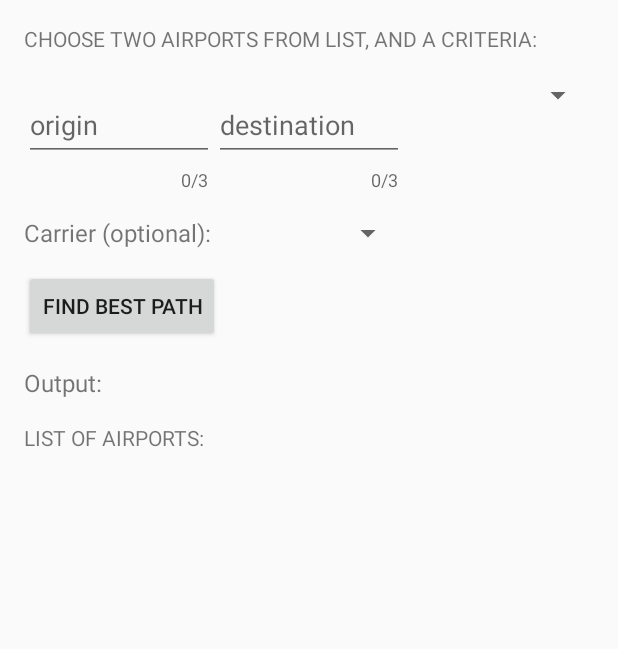
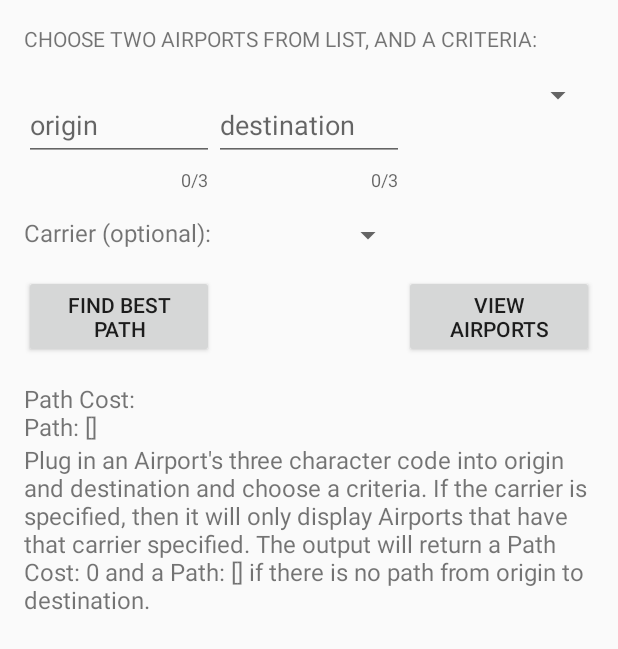
Before and after one commit to Kevin801/ExampleProject, an Android app: the layout activity_main.xml on its own in the app's theme, with its tools: preview values and no code run, on a phone screen of 412 x 824 dp. Shown: the top 649 px of the screen. Run offline under Robolectric (Android 15) with nearby library versions, the phone set to English and light mode, and no system bars.

Commit message:
Added button to view entire List of Airports
-Added list of Airports and their description on the same line. This
will allow the user to look at Airport's code, and the actual name of
the airport.

-Add a search bar in Airport List page, so the user can search up an
 airport code.

-Add progress bar when loading for finding best path.

```diff
--- a/app/src/main/res/layout/activity_main.xml
+++ b/app/src/main/res/layout/activity_main.xml
@@ -1,13 +1,17 @@
 <?xml version="1.0" encoding="utf-8"?>
+<ScrollView xmlns:android="http://schemas.android.com/apk/res/android"
+    android:layout_width="match_parent"
+    android:layout_height="match_parent">
+
     <android.widget.LinearLayout xmlns:android="http://schemas.android.com/apk/res/android"
         xmlns:app="http://schemas.android.com/apk/res-auto"
         xmlns:tools="http://schemas.android.com/tools"
         android:layout_width="match_parent"
         android:layout_height="match_parent"
+        android:focusableInTouchMode="true"
         android:orientation="vertical"
         android:padding="16dp"
-    tools:context="com.example.android.flightoptimizer.MainActivity"
-    android:focusableInTouchMode="true">
+        tools:context="com.kevin801.flightproject.MainActivity">
 
         <TextView
             android:id="@+id/header_string"
@@ -15,8 +19,7 @@
             android:layout_height="wrap_content"
             android:layout_marginBottom="16dp"
             android:text="Choose two airports from list, and a criteria:"
-        android:textAllCaps="true"
-        />
+            android:textAllCaps="true" />
 
         <LinearLayout
             android:id="@+id/user_input"
@@ -32,14 +35,16 @@
                 android:layout_height="wrap_content"
                 android:layout_weight="1"
                 app:counterEnabled="true"
-            app:counterMaxLength="3" >
+                app:counterMaxLength="3">
 
                 <AutoCompleteTextView
                     android:id="@+id/user_input_origin"
                     android:layout_width="match_parent"
                     android:layout_height="match_parent"
                     android:hint="@string/origin"
-                android:maxLines="1"/>
+                    android:imeOptions="actionNext"
+                    android:maxLines="1"
+                    android:singleLine="true" />
             </android.support.design.widget.TextInputLayout>
 
             <android.support.design.widget.TextInputLayout
@@ -55,7 +60,9 @@
                     android:layout_width="match_parent"
                     android:layout_height="match_parent"
                     android:hint="@string/destination"
-                android:maxLines="1"/>
+                    android:imeOptions="actionNext"
+                    android:maxLines="1"
+                    android:singleLine="true" />
 
             </android.support.design.widget.TextInputLayout>
 
@@ -68,7 +75,7 @@
 
         <LinearLayout
             android:layout_width="match_parent"
-        android:layout_height="wrap_content"
+            android:layout_height="25sp"
             android:orientation="horizontal"
             android:weightSum="3">
 
@@ -87,38 +94,55 @@
         </LinearLayout>
 
 
+        <LinearLayout
+            android:layout_width="match_parent"
+            android:layout_height="wrap_content"
+            android:orientation="horizontal"
+            android:weightSum="3">
+
             <Button
                 android:id="@+id/bestpath_button"
-        android:layout_width="wrap_content"
+                android:layout_width="0dp"
                 android:layout_height="wrap_content"
                 android:layout_below="@+id/user_input"
                 android:layout_marginBottom="16dp"
                 android:layout_marginTop="14sp"
-        android:onClick="findBestPath"
+                android:layout_weight="1"
+                android:onClick="displayBestPath"
                 android:text="@string/find_best_path" />
+
+            <TextView
+                android:layout_width="0dp"
+                android:layout_height="wrap_content"
+                android:layout_weight="1" />
+
+            <Button
+                android:id="@+id/view_list_button"
+                android:layout_width="0dp"
+                android:layout_height="wrap_content"
+                android:layout_marginBottom="16dp"
+                android:layout_marginTop="14sp"
+                android:layout_weight="1"
+                android:onClick="displayList"
+                android:text="View Airports" />
+        </LinearLayout>
+
 
         <TextView
             android:id="@+id/bestpath_output"
             android:layout_width="wrap_content"
             android:layout_height="wrap_content"
             android:layout_below="@+id/bestpath_button"
-        android:text="Output: "
+            android:text="Path Cost: \nPath: []"
             android:textSize="16sp" />
 
         <TextView
-        android:id="@+id/airport_list_title"
-        android:layout_width="match_parent"
+            android:id="@+id/application_description"
+            android:layout_width="wrap_content"
             android:layout_height="wrap_content"
             android:layout_below="@+id/bestpath_output"
-        android:layout_marginTop="16dp"
-        android:text="@string/list_of_airports"
-        android:textAllCaps="true" />
-
-
-    <ListView
-        android:id="@+id/airport_list"
-        android:layout_width="match_parent"
-        android:layout_height="wrap_content"
-        android:layout_marginTop="16dp" />
+            android:text="@string/description"
+            android:textSize="16sp" />
 
     </android.widget.LinearLayout>
+</ScrollView>
--- a/app/src/main/res/layout/item_layout.xml
+++ b/app/src/main/res/layout/item_layout.xml
@@ -5,15 +5,15 @@
     <TextView
         android:layout_width="wrap_content"
         android:layout_height="wrap_content"
-        android:id="@+id/Airport_Name"
+        android:id="@+id/list_airport_name"
         android:layout_alignParentTop="true"
         android:layout_alignParentLeft="true"
         android:layout_marginLeft="14sp" />
 
     <TextView
-        android:layout_width="wrap_content"
+        android:layout_width="310sp"
         android:layout_height="wrap_content"
-        android:id="@+id/Airport_description"
+        android:id="@+id/list_airport_description"
         android:layout_alignParentTop="true"
         android:layout_alignParentRight="true"
         android:layout_marginRight="14sp" />
--- a/app/src/main/res/values/strings.xml
+++ b/app/src/main/res/values/strings.xml
@@ -6,4 +6,8 @@
     <string name="carrier">carrier (optional)</string>
     <string name="find_best_path">Find Best Path</string>
     <string name="list_of_airports">List Of Airports:</string>
+    <string name="description">
+        Plug in an Airport\'s three character code into origin and destination and choose a criteria. If the carrier is specified, then it will only display Airports that have that carrier specified. The output will return a "Path Cost: 0" and a "Path: []" if there is no path from origin to destination.
+    </string>
+
 </resources>
```
Also changed, not shown: app/build.gradle (+8 -4 lines), app/src/main/AndroidManifest.xml (+7 -2 lines), app/src/main/java/com/example/android/flightoptimizer/MainActivity.java (deleted, +0 -198 lines), app/src/main/java/com/kevin801/flightproject/Airport.java (added, +31 -0 lines), app/src/main/java/com/kevin801/flightproject/AirportListAdapter.java (added, +45 -0 lines), app/src/main/java/com/kevin801/flightproject/DisplayList.java (added, +61 -0 lines), app/src/main/java/com/kevin801/flightproject/MainActivity.java (added, +192 -0 lines), app/src/main/res/layout/activity_display_list.xml (added, +14 -0 lines), app/src/main/res/raw/airports.csv. Lines whose indentation alone changed are shown as unchanged.
